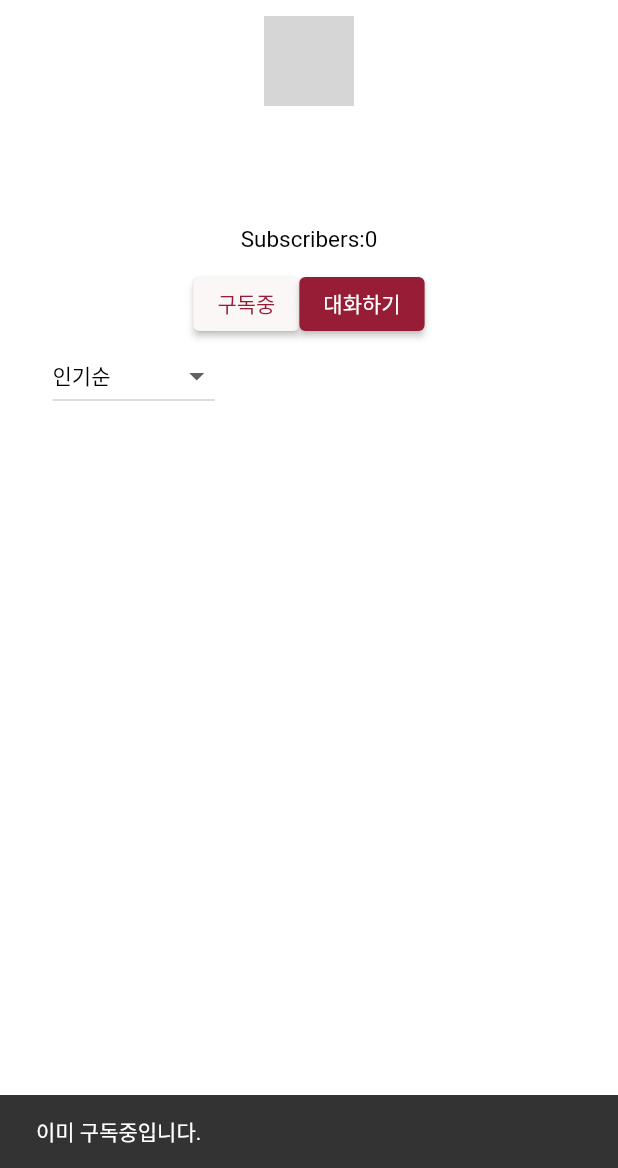
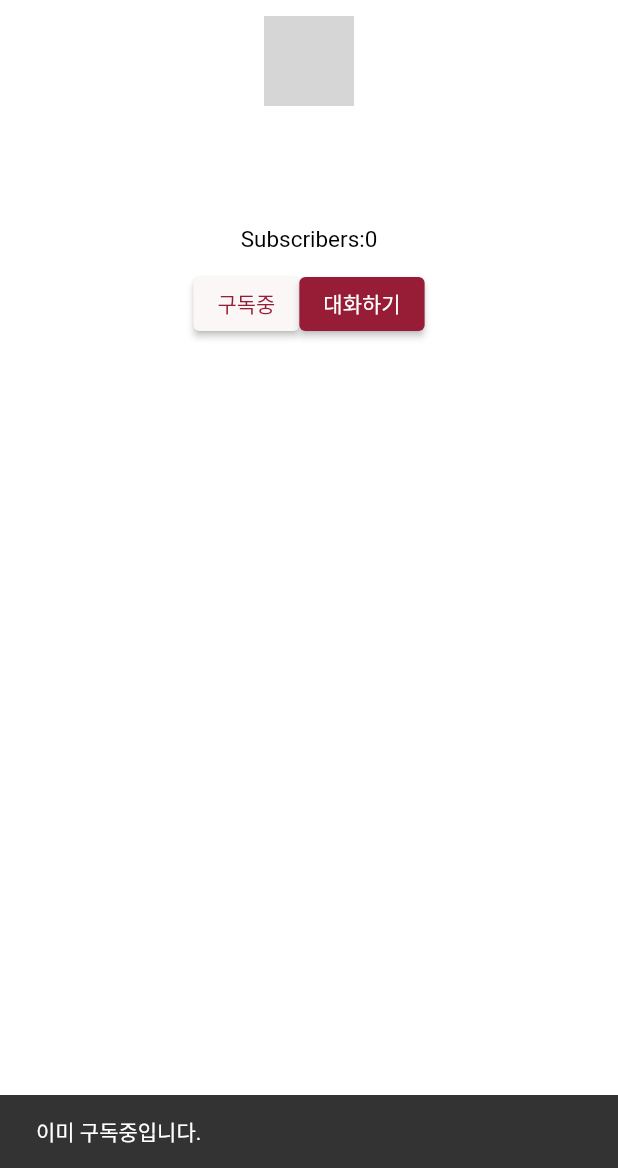
Before and after one commit to insun98/Mobile_App_Dev, a Flutter app: the friendProfile screen opened directly, after a tap on "구독중", on a phone screen of 412 x 824 dp, the part 68-1236 px from its top. Run offline on Flutter 3.47's test engine with Material 2 defaults, Android fonts, the phone set to English and light mode, and no system bars; our stand-ins replace adaptive_theme, animated_text_kit, cloud_firestore, firebase_auth, firebase_core, firebase_storage and 7 more; missing offline and left inert: flutter_app_badger, google_ml_kit; accounts and stored records are empty; network calls fail; Roboto replaces fonts that are missing (Yras); grey boxes are pictures that could not be loaded.

Commit message:
[update] Updated

```diff
--- a/lib/src/friendProfile.dart
+++ b/lib/src/friendProfile.dart
@@ -173,20 +173,7 @@ class _friendProfileState extends State<friendProfile> {
                 ],
               ),
             ),
-            Container(margin: EdgeInsets.only(left:35), child: DropdownButton<String>(
-              value: dropdownValue,
-              icon: const Icon(Icons.arrow_drop_down_outlined),
-              elevation: 0,
 
-              style: const TextStyle(color: Colors.black),
-              items: dropdownItems,
-              onChanged: (String? newValue) {
-                setState(() {
-                  dropdownValue = newValue!;
-                  postProvider.getTimePost(dropdownValue);
-                });
-              },
-            ),),
             itemCard(myPost: postProvider.frinedPost,),
           ],
 
```
